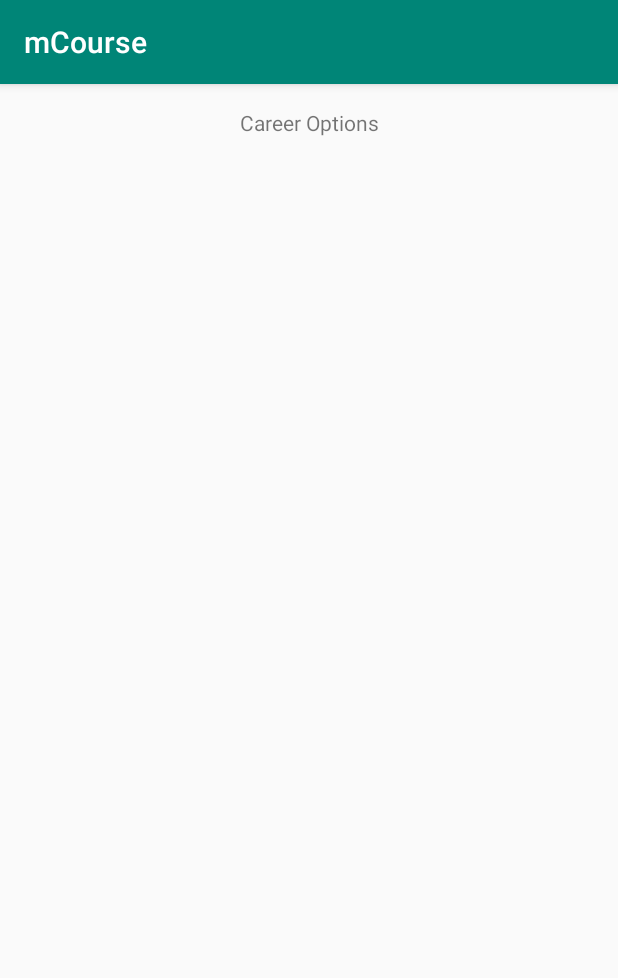
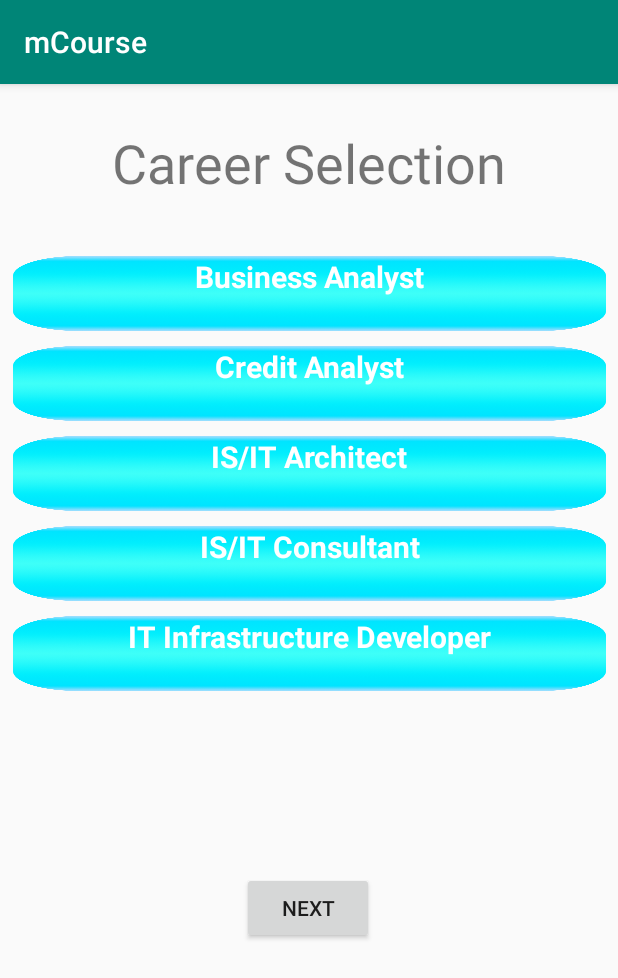
Before and after one commit to Fhy40/mCourseINFS3605, an Android app: the career_options_selection screen opened directly, with no data from a screen before it, on a phone screen of 412 x 824 dp. Shown: the top 978 px of the screen. Run offline under Robolectric (Android 15) with nearby library versions, the phone set to English and light mode, and no system bars; our stand-ins replace Firebase (no records; nobody signed in at launch, a user with empty details on screens opened directly).

Commit message:
Finished the Career Selection Screen. Simmilar functionality to Degree Selection. An array of the users selection is posted to their firestore under careers

```diff
--- a/app/src/main/java/com/example/mcourse/career_options_selection.java
+++ b/app/src/main/java/com/example/mcourse/career_options_selection.java
@@ -1,14 +1,89 @@
 package com.example.mcourse;
 
+import androidx.annotation.NonNull;
 import androidx.appcompat.app.AppCompatActivity;
+import androidx.recyclerview.widget.DefaultItemAnimator;
+import androidx.recyclerview.widget.LinearLayoutManager;
+import androidx.recyclerview.widget.RecyclerView;
 
 import android.os.Bundle;
+import android.util.Log;
+import android.view.View;
+import android.widget.Button;
 
-public class career_options_selection extends AppCompatActivity {
+
+import com.example.mcourse.career_selection.career;
+import com.example.mcourse.career_selection.career_adapter;
+import com.google.android.gms.tasks.OnFailureListener;
+import com.google.android.gms.tasks.OnSuccessListener;
+import com.google.firebase.firestore.FirebaseFirestore;
+import com.google.firebase.firestore.SetOptions;
+
+import java.util.ArrayList;
+import java.util.HashMap;
+import java.util.List;
+import java.util.Map;
+
+public class career_options_selection extends AppCompatActivity implements career_adapter.OnCareerListener {
+
+    private List<career> careerList = career.getCareers();
+    private RecyclerView recyclerView;
+    private career_adapter mAdapter;
+    private Button next_button;
+    private String career_chosen;
+    ArrayList<String> careers_selected = new ArrayList<>();
 
     @Override
     protected void onCreate(Bundle savedInstanceState) {
         super.onCreate(savedInstanceState);
         setContentView(R.layout.activity_career_options_selection);
+
+        next_button = (Button) findViewById(R.id.next_button);
+        recyclerView = (RecyclerView) findViewById(R.id.recyclerView);
+        mAdapter = new career_adapter(careerList, this);
+
+        RecyclerView.LayoutManager mLayoutManager = new LinearLayoutManager(getApplicationContext());
+        recyclerView.setLayoutManager(mLayoutManager);
+        recyclerView.setItemAnimator(new DefaultItemAnimator());
+        recyclerView.setAdapter(mAdapter);
+        final FirebaseFirestore db = FirebaseFirestore.getInstance();
+
+        next_button.setOnClickListener(new View.OnClickListener(){
+            public void onClick(View v){
+                Map<String, Object> cur_careers = new HashMap<>();
+                cur_careers.put("careers", careers_selected);
+
+                db.collection("users").document("YmAMrGhZxmbwdn5i6Q6oZQVsZHw1")
+                        .set(cur_careers, SetOptions.merge())
+                        .addOnSuccessListener(new OnSuccessListener<Void>() {
+                            @Override
+                            public void onSuccess(Void aVoid) {
+                                Log.d("arjun", "DocumentSnapshot successfully written!");
+                            }
+                        })
+                        .addOnFailureListener(new OnFailureListener() {
+                            @Override
+                            public void onFailure(@NonNull Exception e) {
+                                Log.w("arjun", "Error writing document", e);
+                            }
+                        });
+                //goCareerSelection();
+            }
+        });
+
+    }
+
+    @Override
+    public void onCareerClick(int position) {
+        Log.d("arjun","Current Position: " + careerList.get(position));
+        Log.d("arjun","Current Career: " + careerList.get(position).getName());
+        career_chosen = careerList.get(position).getName();
+        if(careers_selected.contains(careerList.get(position).getName())){
+            careers_selected.remove(careerList.get(position).getName());
+        } else {
+            careers_selected.add(careerList.get(position).getName());
+        }
+        Log.d("arjun", "Careers Selected: " + careers_selected);
+        next_button.setVisibility(View.VISIBLE);
     }
 }
--- a/app/src/main/java/com/example/mcourse/career_selection/career.java
+++ b/app/src/main/java/com/example/mcourse/career_selection/career.java
@@ -1,4 +1,46 @@
 package com.example.mcourse.career_selection;
 
+import java.util.ArrayList;
+
 public class career {
+    private String id;
+    private String name;
+
+    public career(){
+    }
+
+    public career(String id, String name){
+        this.id = id;
+        this.name = name;
+    }
+
+    public String getId() {
+        return id;
+    }
+
+    public void setId(String id) {
+        this.id = id;
+    }
+
+    public String getName() {
+        return name;
+    }
+
+    public void setName(String name) {
+        this.name = name;
+    }
+
+
+    public static ArrayList<career> getCareers() {
+        ArrayList<career> careerList = new ArrayList<>();
+        careerList.add(new career("1","Business Analyst"));
+        careerList.add(new career("2","Credit Analyst"));
+        careerList.add(new career("3","IS/IT Architect"));
+        careerList.add(new career("4","IS/IT Consultant"));
+        careerList.add(new career("5","IT Infrastructure Developer"));
+        careerList.add(new career("6","Data Analyst"));
+        careerList.add(new career("7","Management Consultant"));
+        careerList.add(new career("8","Marketing/Brand Manager"));
+        return careerList;
+    }
 }
--- a/app/src/main/java/com/example/mcourse/career_selection/career_adapter.java
+++ b/app/src/main/java/com/example/mcourse/career_selection/career_adapter.java
@@ -1,5 +1,6 @@
 package com.example.mcourse.career_selection;
 
+import android.util.Log;
 import android.view.LayoutInflater;
 import android.view.View;
 import android.view.ViewGroup;
@@ -9,10 +10,71 @@ import androidx.recyclerview.widget.RecyclerView;
 
 import com.example.mcourse.R;
 import com.example.mcourse.degree.degree;
-import com.example.mcourse.degree.degree_adapter;
 
 import java.util.List;
 
-public class career_adapter{
+public class career_adapter extends RecyclerView.Adapter<career_adapter.careerViewHolder> {
+    private List<career> careerList;
+    private OnCareerListener mOnCareerListener;
+
+    public career_adapter(List<career> careerList, OnCareerListener onCareerListener) {
+        this.careerList = careerList;
+        this.mOnCareerListener = onCareerListener;
+    }
+
+    @Override
+    public careerViewHolder onCreateViewHolder (ViewGroup parent, int viewType) {
+        View itemView = LayoutInflater.from(parent.getContext())
+                .inflate(R.layout.career_list_item, parent, false);
+
+        return new careerViewHolder(itemView, mOnCareerListener);
+    }
+
+    @Override
+    public void onBindViewHolder(careerViewHolder holder, int position) {
+        holder.name.setText(careerList.get(position).getName());
+    }
+
+    @Override
+    public int getItemCount() {
+        return careerList.size();
+    }
+    public class careerViewHolder extends RecyclerView.ViewHolder  implements View.OnClickListener {
+        public TextView name;
+        OnCareerListener onCareerListener;
+        private boolean isCareerSelected = false;
+
+        public careerViewHolder(View view, OnCareerListener onCareerListener) {
+            super(view);
+            name = (TextView) view.findViewById(R.id.career_name);
+            this.onCareerListener = onCareerListener;
+
+            itemView.setOnClickListener(this);
+        }
+
+        @Override
+        public void onClick(View view) {
+            onCareerListener.onCareerClick(getAdapterPosition());
+
+            if(!isCareerSelected){
+                Log.d("arjun","RUNNING FALSE LOOP");
+                name.setBackgroundResource(R.drawable.card_select);
+                isCareerSelected = true;
+                Log.d("arjun","Item is selected: " + isCareerSelected);
+            }else if(isCareerSelected){
+                Log.d("arjun","RUNNING TRUE LOOP");
+                name.setBackgroundResource(R.drawable.card);
+                isCareerSelected = false;
+                Log.d("arjun","Item is selected: " + isCareerSelected);
+            }
+
+            Log.d("arjun", "onClick: an item was clicked");
+
+        }
+    }
+
+    public interface OnCareerListener {
+        void onCareerClick(int position);
+    }
 
 }
--- a/app/src/main/java/com/example/mcourse/degree/degree_adapter.java
+++ b/app/src/main/java/com/example/mcourse/degree/degree_adapter.java
@@ -7,9 +7,7 @@ import android.view.View;
 import android.view.ViewGroup;
 import android.widget.TextView;
 import androidx.recyclerview.widget.RecyclerView;
-
 import com.example.mcourse.R;
-
 import java.util.List;
 
 public class degree_adapter extends RecyclerView.Adapter<degree_adapter.degreeViewHolder> {
--- a/app/src/main/res/layout/activity_career_options_selection.xml
+++ b/app/src/main/res/layout/activity_career_options_selection.xml
@@ -4,15 +4,40 @@
     xmlns:tools="http://schemas.android.com/tools"
     android:layout_width="match_parent"
     android:layout_height="match_parent"
-    tools:context=".career_options_selection">
+    >
+
+    <Button
+        android:id="@+id/next_button"
+        android:layout_width="wrap_content"
+        android:layout_height="wrap_content"
+        android:layout_marginTop="76dp"
+        android:layout_marginBottom="8dp"
+        android:text="next"
+        app:layout_constraintBottom_toBottomOf="parent"
+        app:layout_constraintEnd_toEndOf="parent"
+        app:layout_constraintHorizontal_bias="0.498"
+        app:layout_constraintStart_toStartOf="parent"
+        app:layout_constraintTop_toBottomOf="@+id/recyclerView"
+        app:layout_constraintVertical_bias="0.194" />
+
+    <androidx.recyclerview.widget.RecyclerView
+        android:id="@+id/recyclerView"
+        android:layout_width="395dp"
+        android:layout_height="300dp"
+        android:layout_marginTop="28dp"
+        app:layout_constraintEnd_toEndOf="parent"
+        app:layout_constraintStart_toStartOf="parent"
+        app:layout_constraintTop_toBottomOf="@+id/career_textview" />
 
     <TextView
-        android:id="@+id/title_textview"
+        android:id="@+id/career_textview"
         android:layout_width="wrap_content"
         android:layout_height="wrap_content"
-        android:layout_marginTop="16dp"
-        android:text="Career Options"
+        android:layout_marginTop="28dp"
+        android:text="Career Selection"
+        android:textSize="36sp"
         app:layout_constraintEnd_toEndOf="parent"
         app:layout_constraintStart_toStartOf="parent"
         app:layout_constraintTop_toTopOf="parent" />
+
 </androidx.constraintlayout.widget.ConstraintLayout>
--- /dev/null
+++ b/app/src/main/res/layout/career_list_item.xml
@@ -0,0 +1,21 @@
+<?xml version="1.0" encoding="utf-8"?>
+<LinearLayout xmlns:android="http://schemas.android.com/apk/res/android"
+    android:orientation="vertical" android:layout_width="match_parent"
+    android:layout_height="wrap_content"
+    >
+
+
+    <TextView
+        android:id="@+id/career_name"
+        android:textColor="@android:color/white"
+        android:textSize="20dp"
+        android:textAlignment="center"
+        android:textStyle="bold"
+        android:background="@drawable/card"
+        android:layout_alignParentTop="true"
+        android:layout_width="match_parent"
+        android:layout_height="50dp"
+        android:layout_marginTop="10dp"/>
+
+
+</LinearLayout>
```
